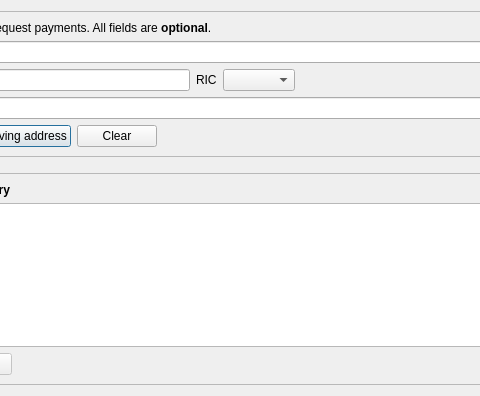
First picture: the form in src/qt/forms/receivecoinsdialog.ui, repository shitcoinsherpa/Freycoin, before the edit; both pictures show x 175 to 655 and y 0 to 396 of the 776 by 396 pixel window.
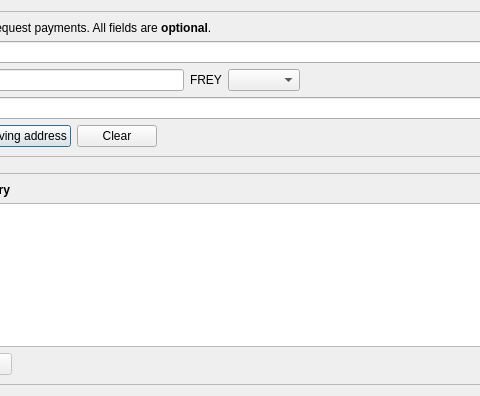
Second picture: the form after the edit. Icons and pictures are not drawn. Custom widgets are drawn as their Qt base class.

Patch:
```diff
--- a/src/qt/forms/receivecoinsdialog.ui
+++ b/src/qt/forms/receivecoinsdialog.ui
@@ -179,7 +179,7 @@
           <item>
            <widget class="QLabel" name="unitlLabel">
             <property name="text">
-             <string>RIC</string>
+             <string>FREY</string>
             </property>
            </widget>
           </item>
```
Left out of the diff: 18 changed lines with no effect on the pictures.
